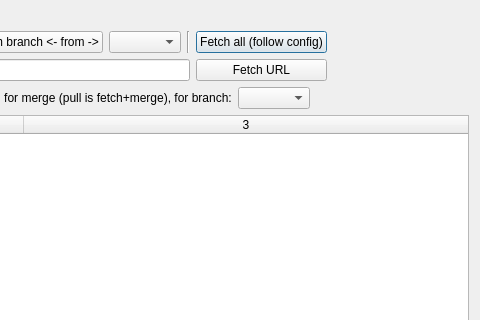
Qt form manager/pulldialog.ui (NorthIsMirror/QtZekyllManager) before a commit; both pictures show x 188 to 668 and y 0 to 320 of the 668 by 490 pixel window.
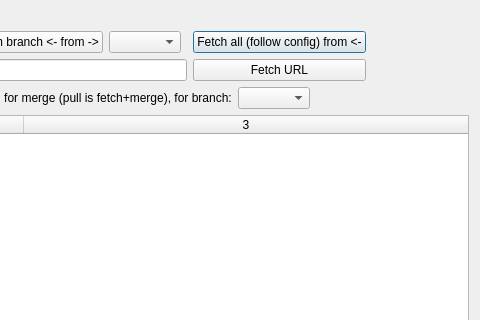
The same form after that commit.

Commit message: Fetch all ... button connected, slight modification of pulldialog.ui

Diff of the .ui file:
```diff
--- a/manager/pulldialog.ui
+++ b/manager/pulldialog.ui
@@ -26,7 +26,7 @@
      <item row="0" column="5">
       <widget class="QPushButton" name="fetchAll">
        <property name="text">
-        <string>Fetch all (follow config)</string>
+        <string>Fetch all (follow config) from &lt;-</string>
        </property>
       </widget>
      </item>
@@ -91,13 +91,6 @@
        </property>
       </spacer>
      </item>
-     <item row="0" column="4">
-      <widget class="Line" name="line">
-       <property name="orientation">
-        <enum>Qt::Vertical</enum>
-       </property>
-      </widget>
-     </item>
     </layout>
    </item>
    <item>
```
The commit also changes 2 other files.
